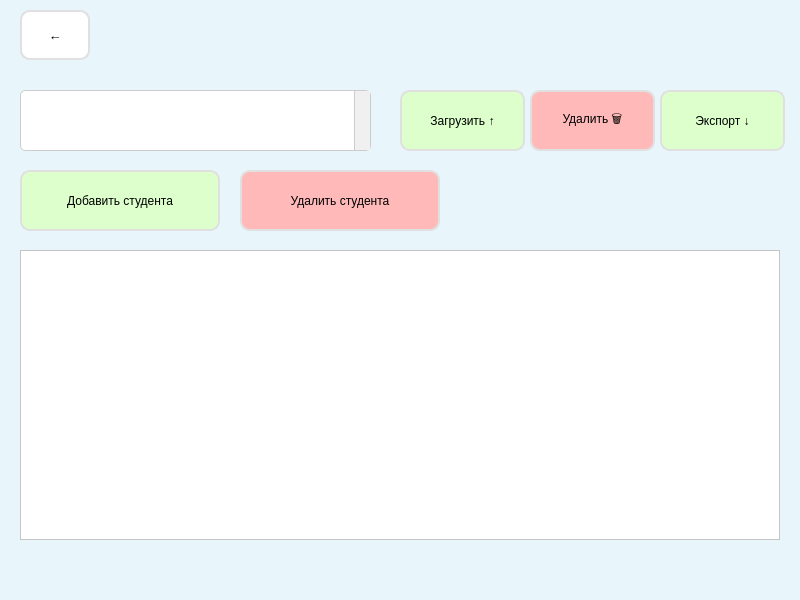
Qt form qt/event.ui (andrei-229/valanter_app) before a commit.
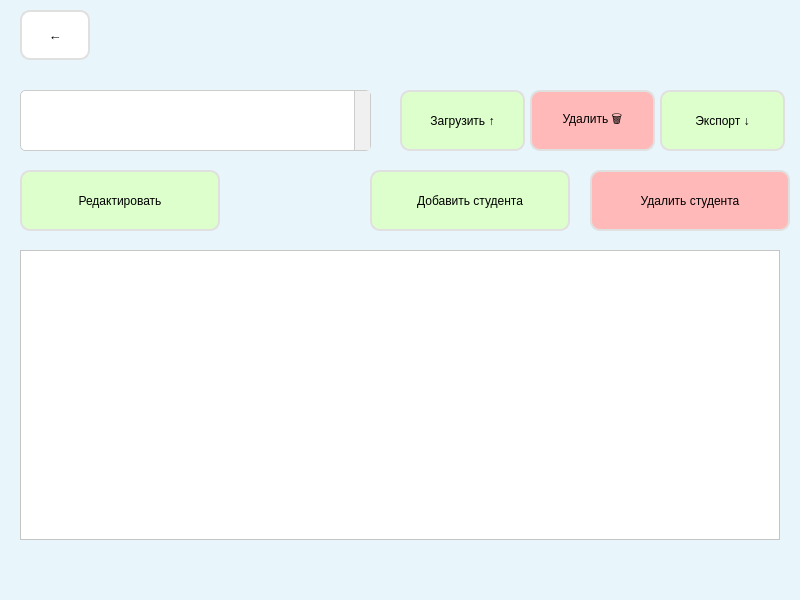
The same form after that commit. Icons and pictures are not drawn.

Commit message: Часть редактирования события

The edit to the form file:
```diff
--- a/qt/event.ui
+++ b/qt/event.ui
@@ -223,7 +223,7 @@
    <widget class="QPushButton" name="add_student_but">
     <property name="geometry">
      <rect>
-      <x>20</x>
+      <x>370</x>
       <y>170</y>
       <width>200</width>
       <height>61</height>
@@ -263,7 +263,7 @@
    <widget class="QPushButton" name="delete_student_but">
     <property name="geometry">
      <rect>
-      <x>240</x>
+      <x>590</x>
       <y>170</y>
       <width>200</width>
       <height>61</height>
@@ -343,6 +343,46 @@
      <bool>false</bool>
     </property>
    </widget>
+   <widget class="QPushButton" name="edit_but">
+    <property name="geometry">
+     <rect>
+      <x>20</x>
+      <y>170</y>
+      <width>200</width>
+      <height>61</height>
+     </rect>
+    </property>
+    <property name="minimumSize">
+     <size>
+      <width>200</width>
+      <height>0</height>
+     </size>
+    </property>
+    <property name="maximumSize">
+     <size>
+      <width>200</width>
+      <height>16777215</height>
+     </size>
+    </property>
+    <property name="styleSheet">
+     <string notr="true">QPushButton{
+background-color: rgb(221, 255, 204);
+border: 2px solid #E0E0E0;
+border-radius: 10px;
+}
+QPushButton:hover{
+background-color: rgb(201, 255, 128);
+border: 2px solid #A0A0A0;
+}
+QPushButton:pressed{
+border: 2px solid #404040;
+}
+</string>
+    </property>
+    <property name="text">
+     <string>Редактировать</string>
+    </property>
+   </widget>
   </widget>
   <widget class="QMenuBar" name="menubar">
    <property name="geometry">
```
Left out of the diff: 2 changed lines with no effect on the pictures. The commit also changes 2 other files.
